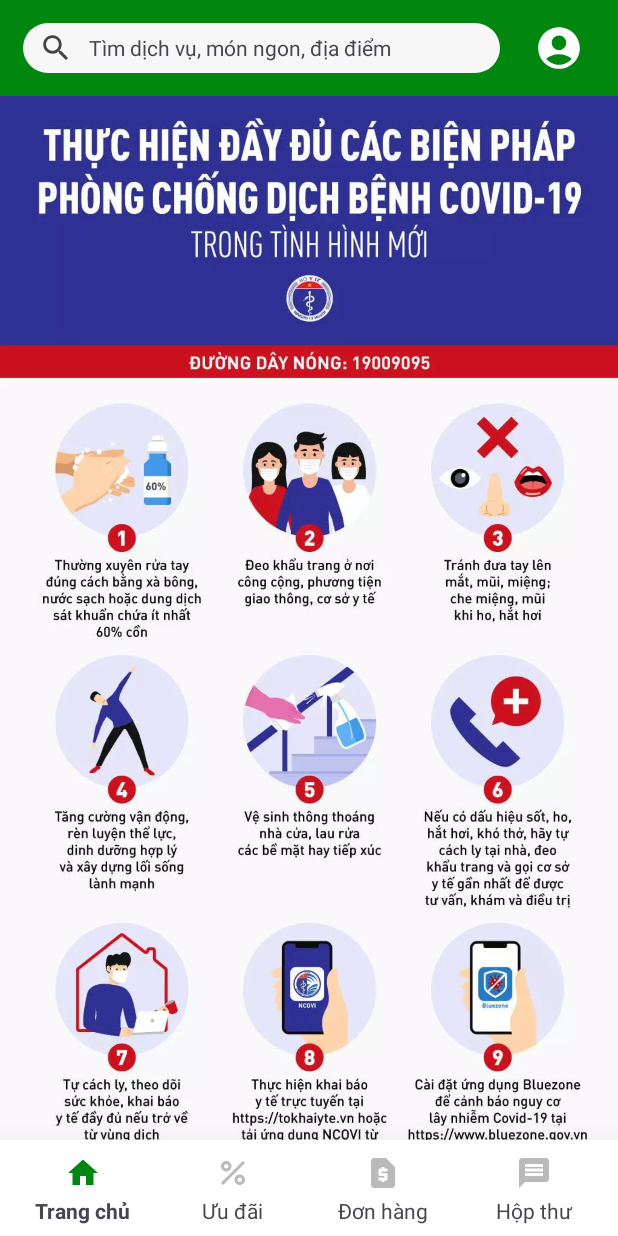
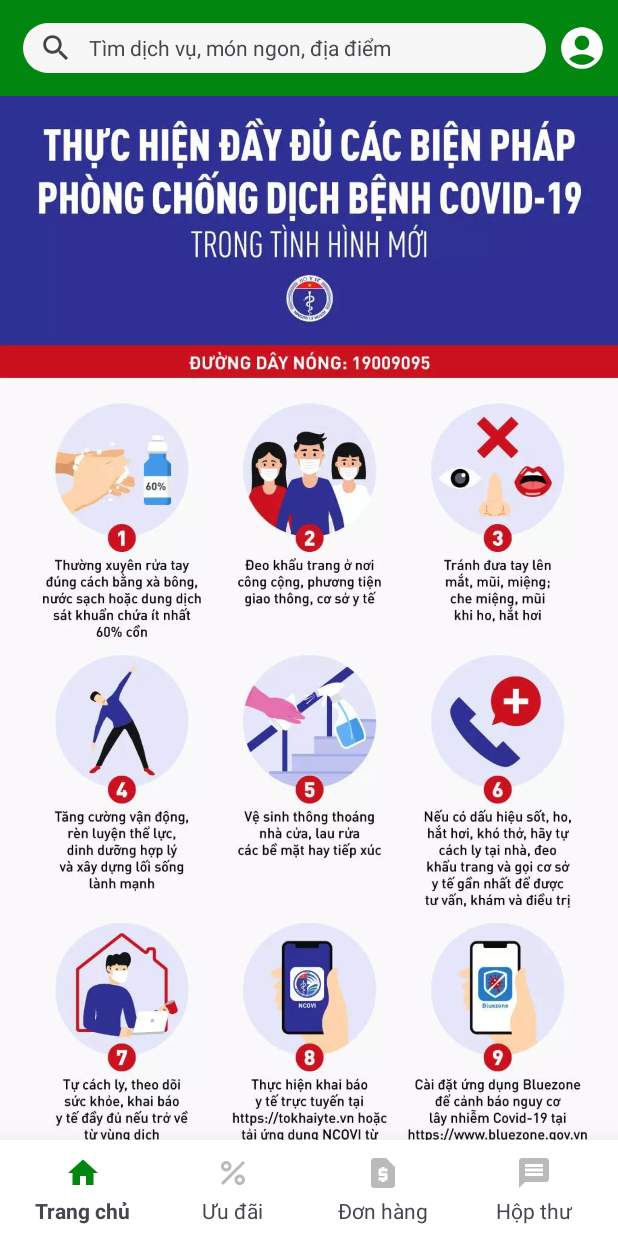
Before and after one commit to proptit-mobile-d21/008-constraint-layout, an Android app: the screen it shows after launch (MainActivity), on a phone screen of 412 x 824 dp. Run offline under Robolectric (Android 15) with nearby library versions, the phone set to English and light mode, and no system bars.

Commit message:
Fix search bar margin

```diff
--- a/app/src/main/res/layout/activity_main.xml
+++ b/app/src/main/res/layout/activity_main.xml
@@ -12,21 +12,22 @@
         android:layout_height="?attr/actionBarSize"
         android:background="@color/green"
         android:gravity="center|start">
+
         <ImageView
             android:id="@+id/account_btn"
             android:layout_width="wrap_content"
             android:layout_height="wrap_content"
-            android:layout_margin="15dp"
-            android:src="@drawable/baseline_account_circle_48"
             android:layout_alignParentEnd="true"
-            android:layout_centerVertical="true"/>
+            android:layout_centerVertical="true"
+            android:layout_marginVertical="15dp"
+            android:src="@drawable/baseline_account_circle_48" />
         <LinearLayout
             android:layout_width="match_parent"
             android:layout_height="match_parent"
             android:gravity="center|start"
             android:orientation="horizontal"
+            android:layout_marginVertical="15dp"
             android:layout_marginStart="15dp"
-            android:layout_marginVertical="15dp"
             android:background="@drawable/rounded_box"
             android:layout_toStartOf="@id/account_btn">
             <ImageView
```
